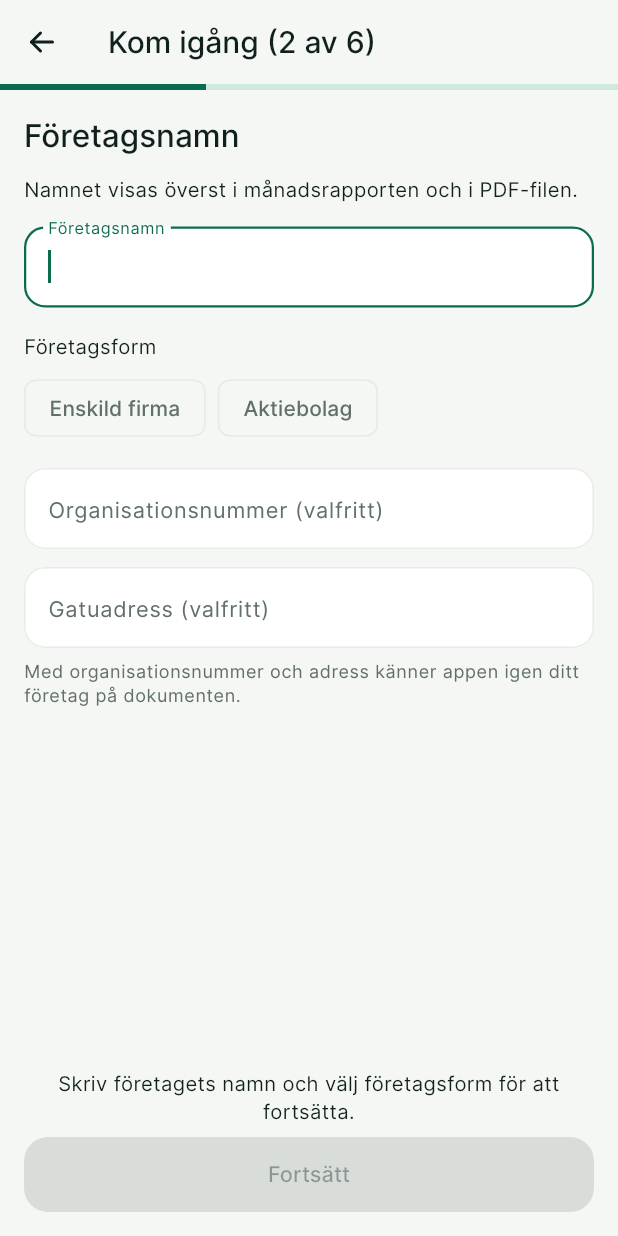
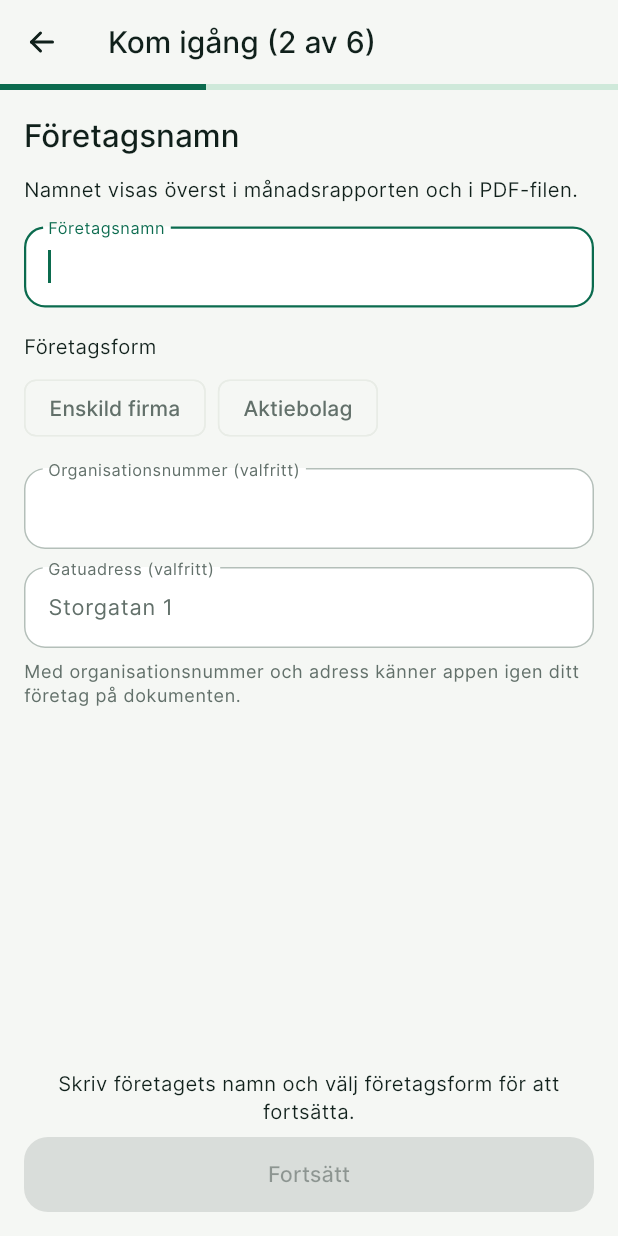
Before and after one commit to ak2296/Bokforing, a Flutter app: the screen it shows after launch, after a tap on "Fortsätt", on a phone screen of 412 x 824 dp. Run offline on Flutter 3.47's test engine with Material 3 defaults, Android fonts, the phone set to English and light mode, and no system bars; our stand-ins replace camera, file_picker, flutter_local_notifications, flutter_secure_storage, flutter_tabler_icons, local_auth and 7 more; missing offline and left inert: cryptography, google_mlkit_text_recognition, receive_sharing_intent, saf_stream, saf_util; accounts and stored records are empty.

Commit message:
Backup card always shown; entry fields with clearer border and always-visible label/hint
Co-Authored-By: Claude Sonnet 5.5 <noreply@anthropic.com>

```diff
--- a/lib/ui/theme.dart
+++ b/lib/ui/theme.dart
@@ -11,6 +11,8 @@ class AppTheme {
   static Color get ink => dark ? const Color(0xFFE6EEEA) : const Color(0xFF10201B);
   static Color get muted => dark ? const Color(0xFF9AA8A1) : const Color(0xFF62706A);
   static Color get background => dark ? const Color(0xFF111917) : const Color(0xFFF5F7F4);
+  /// The outline of an entry field: clearly stronger than a card's hairline.
+  static Color get fieldBorder => dark ? const Color(0xFF55655E) : const Color(0xFFB4BFB9);
   static Color get hairline => dark ? const Color(0xFF2B3833) : const Color(0xFFE8ECE6);
   static Color get tint => dark ? const Color(0xFF1D3A30) : const Color(0xFFE4F2EC);
 
@@ -105,8 +107,9 @@ class AppTheme {
       inputDecorationTheme: InputDecorationTheme(
         filled: true,
         fillColor: surface,
-        border: OutlineInputBorder(borderRadius: radius12, borderSide: BorderSide(color: hairline)),
-        enabledBorder: OutlineInputBorder(borderRadius: radius12, borderSide: BorderSide(color: hairline)),
+        floatingLabelBehavior: FloatingLabelBehavior.always,
+        border: OutlineInputBorder(borderRadius: radius12, borderSide: BorderSide(color: fieldBorder)),
+        enabledBorder: OutlineInputBorder(borderRadius: radius12, borderSide: BorderSide(color: fieldBorder)),
         disabledBorder: OutlineInputBorder(borderRadius: radius12, borderSide: BorderSide(color: hairline)),
         focusedBorder: OutlineInputBorder(borderRadius: radius12, borderSide: BorderSide(color: seed, width: 1.5)),
       ),
```
Also changed, not shown: lib/ui/dashboard_page.dart (+16 -10 lines).
